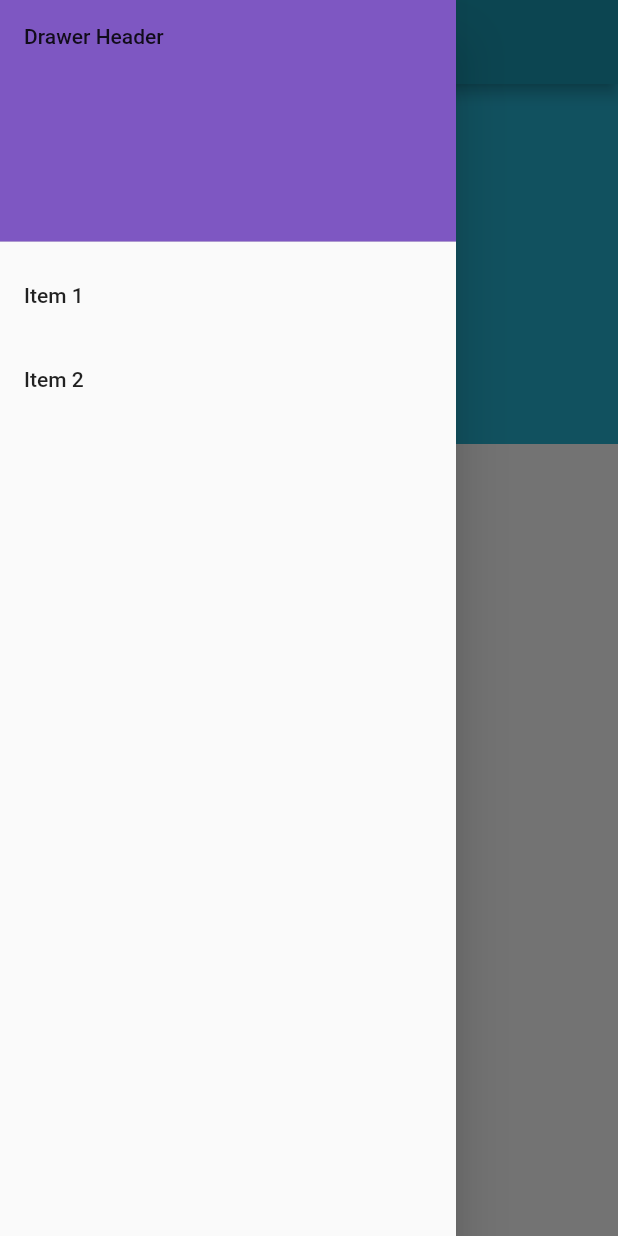
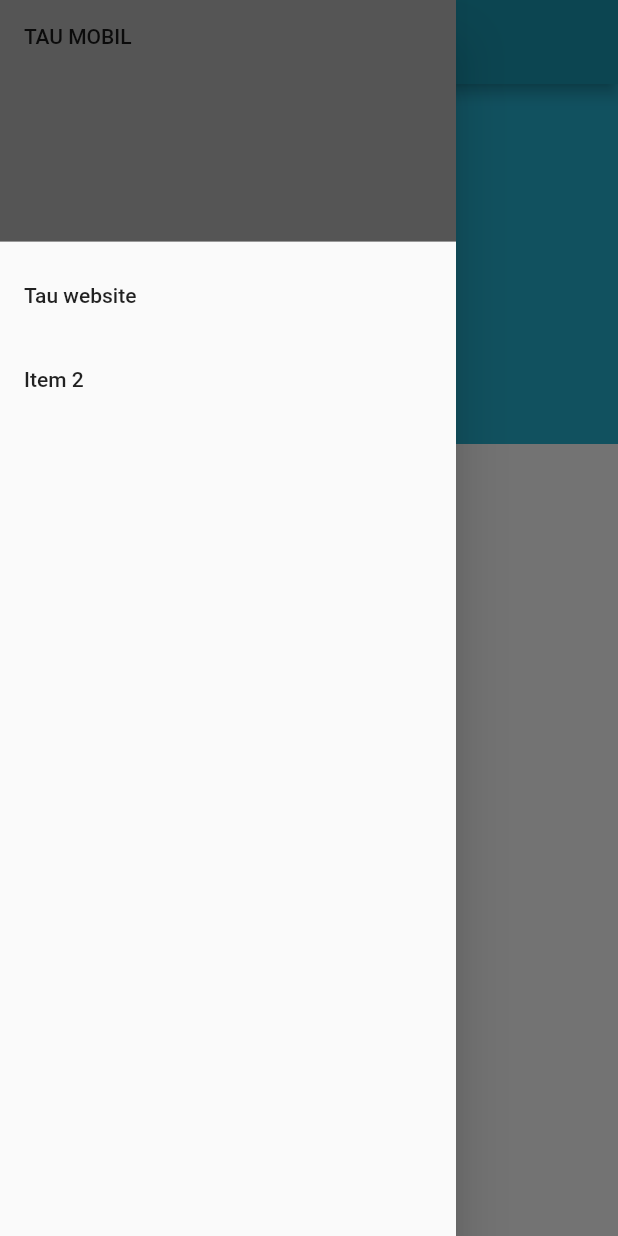
Before and after one commit to agirnob/flutter_tau, a Flutter app: the screen it shows after launch, with the side drawer open, on a phone screen of 412 x 824 dp. Run offline on Flutter 3.47's test engine with Material 2 defaults, Android fonts, the phone set to English and light mode, and no system bars; our stand-ins replace webview_flutter.

```diff
--- a/lib/Util.dart
+++ b/lib/Util.dart
@@ -1,5 +1,4 @@
 import 'package:flutter/material.dart';
-import 'screens/home.dart';
 
 
 //Custom renk seçimi
--- a/lib/main.dart
+++ b/lib/main.dart
@@ -1,4 +1,5 @@
 import 'package:flutter/material.dart';
+import 'package:hello_flutter/screens/TauHomePage.dart';
 import 'screens/home.dart';
 import 'Util.dart';
 
@@ -40,20 +41,21 @@ class MyHomePage extends StatelessWidget {
           padding: EdgeInsets.zero,
           children: <Widget>[
             DrawerHeader(
-              child: Text('Drawer Header'),
+              child: Text('TAU MOBIL'),
               decoration: BoxDecoration(
-                color: Colors.deepPurple.shade400,
+                color: createMaterialColor(Color(0xff555555)),
               ),
             ),
             ListTile(
               title: Text(
-                'Item 1',
+                'Tau website',
               ),
               onTap: () {
                 // Update the state of the app
-                // ...
+
                 // Then close the drawer
                 Navigator.pop(context);
+                Navigator.push(context, MaterialPageRoute(builder: (context)=> TauHP()));
               },
             ),
             ListTile(
--- a/lib/screens/home.dart
+++ b/lib/screens/home.dart
@@ -1,14 +1,12 @@
 import 'dart:ui';
 
 import 'package:flutter/material.dart';
-import '../main.dart';
 import '../Util.dart';
 
 class Home extends StatelessWidget {
   @override
   Widget build(BuildContext context) {
     // TODO: implement build
-    MyApp color = new MyApp();
     //TODO buradaki column u layout ile düzeltmek
     return Container(
       child: Column(
--- a/pubspec.yaml
+++ b/pubspec.yaml
@@ -23,6 +23,7 @@ environment:
 dependencies:
   flutter:
     sdk: flutter
+  webview_flutter: ^2.0.4
 
 
   # The following adds the Cupertino Icons font to your application.
```
Also changed, not shown: lib/screens/TauHomePage.dart (added, +31 -0 lines), pubspec.lock, 1 other file.
